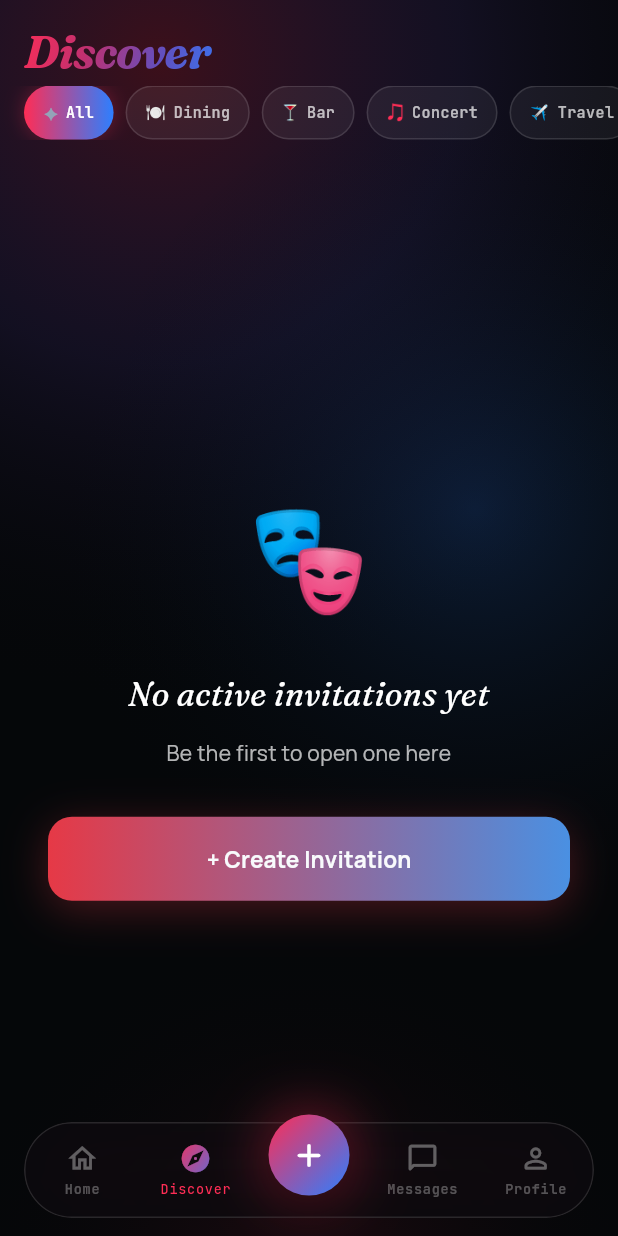
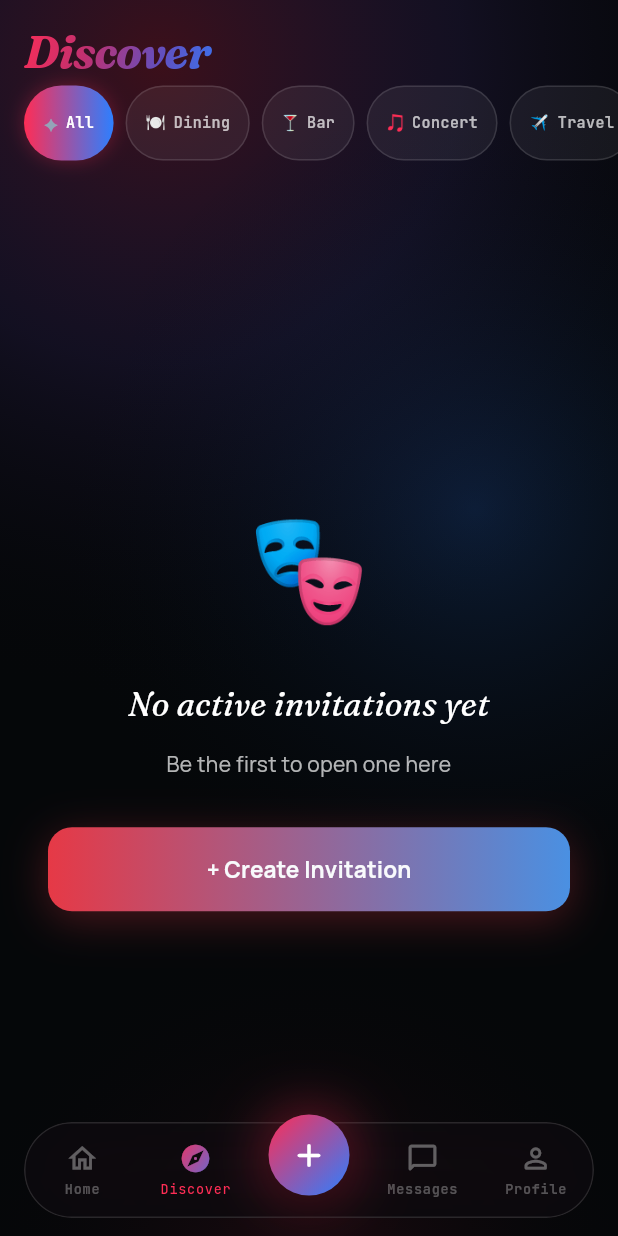
Before and after one commit to Masculinpapion/soulchoice, a Flutter app: the DiscoverScreen screen opened by its route, on a phone screen of 412 x 824 dp. Run offline on Flutter 3.47's test engine with Material 3 defaults, Android fonts, the phone set to English and light mode, and no system bars; our stand-ins replace cached_network_image, firebase_core, firebase_crashlytics, firebase_messaging, flutter_riverpod, go_router and 6 more; missing offline and left inert: appmetrica_plugin, crop_your_image; accounts and stored records are empty; network calls fail.

Commit message:
fix(discover): chip row 36->50 + Clip.none — selected chip glow was hard-clipped
Same defect feed fixed on 15.06 (height 50 + clipBehavior none); discover
row never got it, so the tapped chip's glow cut at the row bounds and read
as 'squeezed between the black blocks'.

Co-Authored-By: Claude Fable 5 <noreply@anthropic.com>

```diff
--- a/lib/features/discover/screens/discover_screen.dart
+++ b/lib/features/discover/screens/discover_screen.dart
@@ -65,9 +65,13 @@ class _DiscoverScreenState extends ConsumerState<DiscoverScreen> {
                 ),
               ),
               // Filtre chip'leri
+              // Feed'in kanıtlanmış chip satırı kalıbı (feedback 15.06):
+              // 50px + Clip.none — seçili chip'in ışıması kesilmez, chip'ler
+              // feed ile aynı dolgunlukta.
               SizedBox(
-                height: 36,
+                height: 50,
                 child: ListView(
+                  clipBehavior: Clip.none,
                   scrollDirection: Axis.horizontal,
                   padding: const EdgeInsets.symmetric(horizontal: 16),
                   children: [
```
